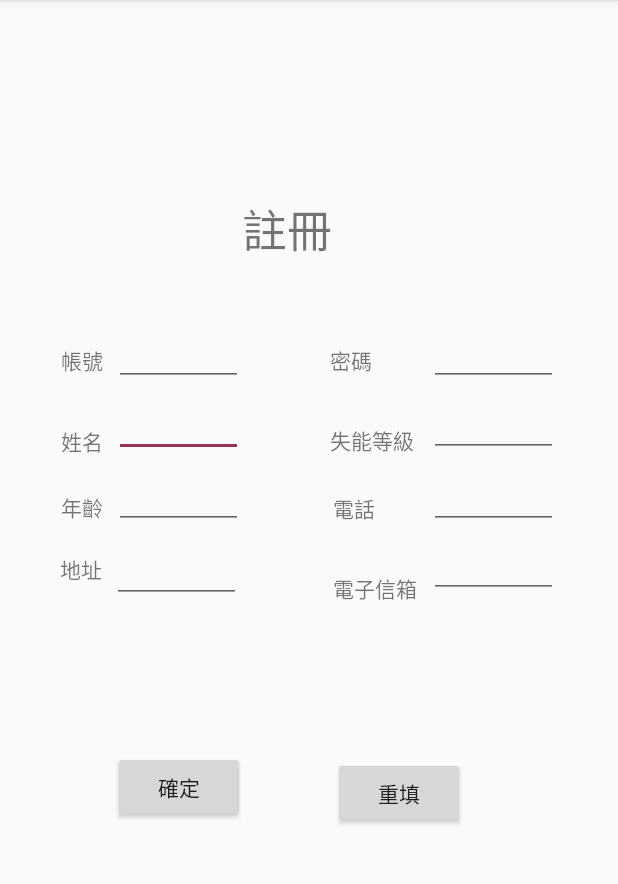
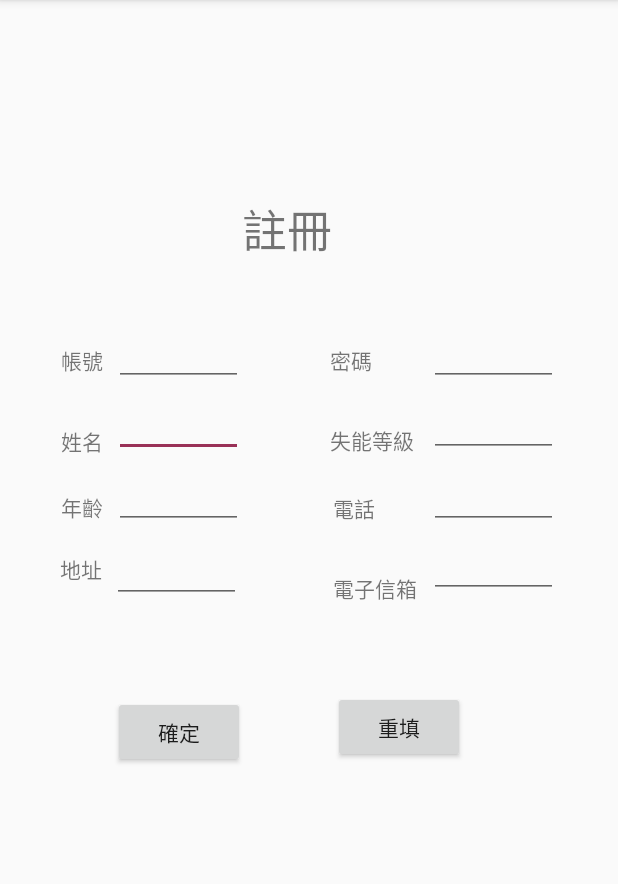
Before and after one commit to peter-kong/-APP, an Android app: the Activity_register screen opened directly, with no data from a screen before it, on a phone screen of 412 x 824 dp, the part 84-968 px from its top. Run offline under Robolectric (Android 15) with nearby library versions, the phone set to English and light mode, and no system bars.

Commit message:
Register_Fixed

```diff
--- a/Thematic/app/src/main/res/layout/activity_register.xml
+++ b/Thematic/app/src/main/res/layout/activity_register.xml
@@ -218,20 +218,20 @@
         android:layout_height="wrap_content"
         android:layout_marginStart="75dp"
         android:layout_marginLeft="75dp"
-        android:layout_marginBottom="219dp"
+        android:layout_marginTop="62dp"
         android:text="確定"
-        app:layout_constraintBottom_toBottomOf="parent"
-        app:layout_constraintStart_toStartOf="parent" />
+        app:layout_constraintStart_toStartOf="parent"
+        app:layout_constraintTop_toBottomOf="@+id/editText4" />
 
     <Button
         android:id="@+id/button3"
         android:layout_width="wrap_content"
         android:layout_height="wrap_content"
+        android:layout_marginTop="62dp"
         android:layout_marginEnd="102dp"
         android:layout_marginRight="102dp"
-        android:layout_marginBottom="215dp"
         android:text="重填"
-        app:layout_constraintBottom_toBottomOf="parent"
-        app:layout_constraintEnd_toEndOf="parent" />
+        app:layout_constraintEnd_toEndOf="parent"
+        app:layout_constraintTop_toBottomOf="@+id/editText11" />
 
 </androidx.constraintlayout.widget.ConstraintLayout>
```
